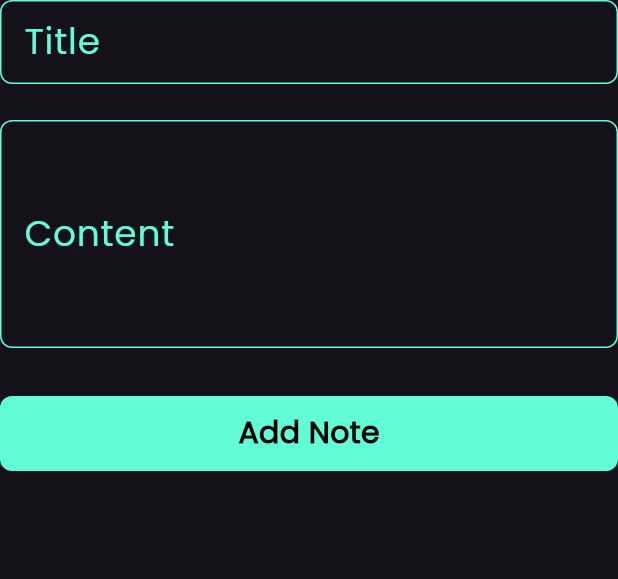
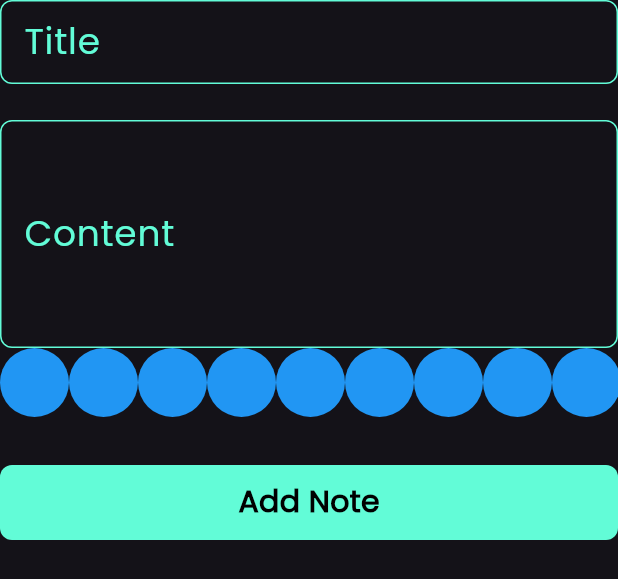
Before and after one commit to OSAMAFAHD-AFK/notes-_app, a Flutter app: the AddNoteForm widget shown alone on an empty page, opened directly, on a phone screen of 412 x 824 dp. Shown: the top 579 px of the screen. Run offline on Flutter 3.47's test engine with Material 3 defaults, Android fonts, the phone set to English and light mode, and no system bars; our stand-ins replace bloc, flutter_bloc, font_awesome_flutter, hive, hive_flutter; accounts and stored records are empty.

Commit message:
create colors list part one

```diff
--- a/lib/widgets/add_note_form.dart
+++ b/lib/widgets/add_note_form.dart
@@ -5,6 +5,7 @@ import 'package:flutter_bloc/flutter_bloc.dart';
 import 'package:intl/intl.dart';
 import 'package:notes_app/cubits/add_note_cubit/add_note_cubit.dart';
 import 'package:notes_app/models/note_model.dart';
+import 'package:notes_app/widgets/colors_list_view.dart';
 import 'package:notes_app/widgets/custom_button.dart';
 import 'package:notes_app/widgets/custom_text_field.dart';
 
@@ -41,6 +42,7 @@ class _AddNoteFormState extends State<AddNoteForm> {
               subTitle = value;
             },
           ),
+          const ColorsListView(),
           const SizedBox(height: 32),
           BlocBuilder<AddNoteCubit, AddNoteState>(
             builder: (context, state) {
--- /dev/null
+++ b/lib/widgets/colors_list_view.dart
@@ -0,0 +1,29 @@
+import 'package:flutter/material.dart';
+
+class ColorItem extends StatelessWidget {
+  const ColorItem({super.key});
+
+  @override
+  Widget build(BuildContext context) {
+    return CircleAvatar(radius: 23, backgroundColor: Colors.blue);
+  }
+}
+
+class ColorsListView extends StatelessWidget {
+  const ColorsListView({super.key});
+
+  @override
+  Widget build(BuildContext context) {
+    return SizedBox(
+      height: 23 * 2,
+      // حجم نصف قطر الدائرة,ضرب 2 من اجل ياخذ نفس حجم الدائرة
+      child: ListView.builder(
+        scrollDirection: Axis.horizontal,
+        itemCount: 10,
+        itemBuilder: (context, index) {
+          return const ColorItem();
+        },
+      ),
+    );
+  }
+}
```
